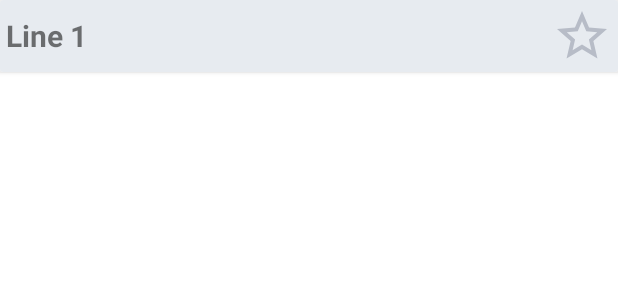
After one commit to pepper90/KnowYourDreams, an Android app: the layout item_dream.xml on its own in the app's theme, with its tools: preview values and no code run, on a phone screen of 412 x 824 dp. The commit adds this screen. Shown: the top 300 px of the screen. Run offline under Robolectric (Android 15) with nearby library versions, the phone set to English and light mode, and no system bars.

Commit message:
RecyclerViews added

```diff
--- a/app/build.gradle
+++ b/app/build.gradle
@@ -42,6 +42,8 @@ dependencies {
     implementation 'androidx.appcompat:appcompat:1.3.0'
     implementation 'com.google.android.material:material:1.3.0'
     implementation 'androidx.constraintlayout:constraintlayout:2.0.4'
+    implementation("androidx.recyclerview:recyclerview:1.2.1")
+    implementation("androidx.recyclerview:recyclerview-selection:1.1.0")
     testImplementation 'junit:junit:4.13.2'
     androidTestImplementation 'androidx.test.ext:junit:1.1.2'
     androidTestImplementation 'androidx.test.espresso:espresso-core:3.3.0'
--- a/app/src/main/AndroidManifest.xml
+++ b/app/src/main/AndroidManifest.xml
@@ -4,11 +4,9 @@
     package="com.jpdevzone.knowyourdreams">
 
     <application
-        android:allowBackup="true"
         android:icon="@mipmap/ic_launcher"
         android:label="@string/app_name"
         android:roundIcon="@mipmap/ic_launcher_round"
-        android:supportsRtl="true"
         android:theme="@style/Theme.KnowYourDreams"
         tools:ignore="AllowBackup,LockedOrientationActivity">
 
--- /dev/null
+++ b/app/src/main/res/drawable/bg_search.xml
@@ -0,0 +1,5 @@
+<?xml version="1.0" encoding="utf-8"?>
+<shape xmlns:android="http://schemas.android.com/apk/res/android">
+    <solid android:color="@color/white"/>
+    <corners android:radius="50dp"/>
+</shape>
--- /dev/null
+++ b/app/src/main/res/drawable/ic_search.xml
@@ -0,0 +1,5 @@
+<vector android:height="24dp" android:tint="#B7BCC7"
+    android:viewportHeight="24" android:viewportWidth="24"
+    android:width="24dp" xmlns:android="http://schemas.android.com/apk/res/android">
+    <path android:fillColor="@android:color/white" android:pathData="M15.5,14h-0.79l-0.28,-0.27C15.41,12.59 16,11.11 16,9.5 16,5.91 13.09,3 9.5,3S3,5.91 3,9.5 5.91,16 9.5,16c1.61,0 3.09,-0.59 4.23,-1.57l0.27,0.28v0.79l5,4.99L20.49,19l-4.99,-5zM9.5,14C7.01,14 5,11.99 5,9.5S7.01,5 9.5,5 14,7.01 14,9.5 11.99,14 9.5,14z"/>
+</vector>
--- /dev/null
+++ b/app/src/main/res/drawable/ic_star.xml
@@ -0,0 +1,5 @@
+<vector android:height="24dp" android:tint="#B7BCC7"
+    android:viewportHeight="24" android:viewportWidth="24"
+    android:width="24dp" xmlns:android="http://schemas.android.com/apk/res/android">
+    <path android:fillColor="@android:color/white" android:pathData="M22,9.24l-7.19,-0.62L12,2 9.19,8.63 2,9.24l5.46,4.73L5.82,21 12,17.27 18.18,21l-1.63,-7.03L22,9.24zM12,15.4l-3.76,2.27 1,-4.28 -3.32,-2.88 4.38,-0.38L12,6.1l1.71,4.04 4.38,0.38 -3.32,2.88 1,4.28L12,15.4z"/>
+</vector>
--- /dev/null
+++ b/app/src/main/res/layout/item_dream.xml
@@ -0,0 +1,38 @@
+<?xml version="1.0" encoding="utf-8"?>
+<androidx.cardview.widget.CardView xmlns:android="http://schemas.android.com/apk/res/android"
+    android:layout_width="match_parent"
+    android:layout_height="wrap_content"
+    xmlns:tools="http://schemas.android.com/tools"
+    android:layout_marginBottom="1dp">
+
+    <RelativeLayout
+        android:id="@+id/relativeLayout"
+        android:layout_width="match_parent"
+        android:layout_height="wrap_content"
+        android:background="#e7ebf0"
+        android:padding="4dp">
+
+        <TextView
+            android:id="@+id/tv_item"
+            android:layout_width="wrap_content"
+            android:layout_height="wrap_content"
+            android:layout_alignParentStart="true"
+            android:layout_alignParentLeft="true"
+            android:layout_centerVertical="true"
+            android:gravity="center"
+            android:textSize="20sp"
+            android:textStyle="bold"
+            tools:text="Line 1"/>
+
+        <ImageView
+            android:id="@+id/addToFavourites"
+            android:layout_width="40dp"
+            android:layout_height="40dp"
+            android:src="@drawable/ic_star"
+            android:layout_centerVertical="true"
+            android:layout_alignParentRight="true"
+            android:layout_alignParentEnd="true"/>
+    </RelativeLayout>
+
+
+</androidx.cardview.widget.CardView>
--- a/app/src/main/res/values/strings.xml
+++ b/app/src/main/res/values/strings.xml
@@ -1,3 +1,5 @@
 <resources>
     <string name="app_name">KnowYourDreams</string>
+    <string name="knowyourdreams">СЪНОВНИК</string>
+    <string name="whatDream">Какво сънувахте?</string>
 </resources>
--- a/app/src/main/res/values/themes.xml
+++ b/app/src/main/res/values/themes.xml
@@ -27,4 +27,5 @@
         <item name="android:statusBarColor" tools:targetApi="l">?attr/colorPrimaryVariant</item>
         <!-- Customize your theme here. -->
     </style>
+
 </resources>
--- a/build.gradle
+++ b/build.gradle
@@ -6,7 +6,7 @@ buildscript {
         mavenCentral()
     }
     dependencies {
-        classpath "com.android.tools.build:gradle:4.2.1"
+        classpath 'com.android.tools.build:gradle:4.2.2'
         classpath "org.jetbrains.kotlin:kotlin-gradle-plugin:$kotlin_version"
 
         // NOTE: Do not place your application dependencies here; they belong
```
Also changed, not shown: app/src/main/java/com/jpdevzone/knowyourdreams/Constants.kt (added, +39 -0 lines), app/src/main/java/com/jpdevzone/knowyourdreams/Dashboard.kt (+44 -2 lines), app/src/main/java/com/jpdevzone/knowyourdreams/Dream.kt (added, +7 -0 lines), app/src/main/java/com/jpdevzone/knowyourdreams/adapters/AlphabetAdapter.kt (added, +32 -0 lines), app/src/main/java/com/jpdevzone/knowyourdreams/adapters/RecyclerViewAdapter.kt (added, +33 -0 lines), app/src/main/res/drawable/bg_letter.xml (added, +12 -0 lines), app/src/main/res/drawable/bg_linear.xml (added, +9 -0 lines), app/src/main/res/drawable/bg_toolbar.xml (added, +9 -0 lines), app/src/main/res/layout/activity_dashboard.xml (+96 -0 lines), app/src/main/res/layout/item_letter.xml (added, +32 -0 lines), app/src/main/res/font/amaticsc_bold.ttf (added).
